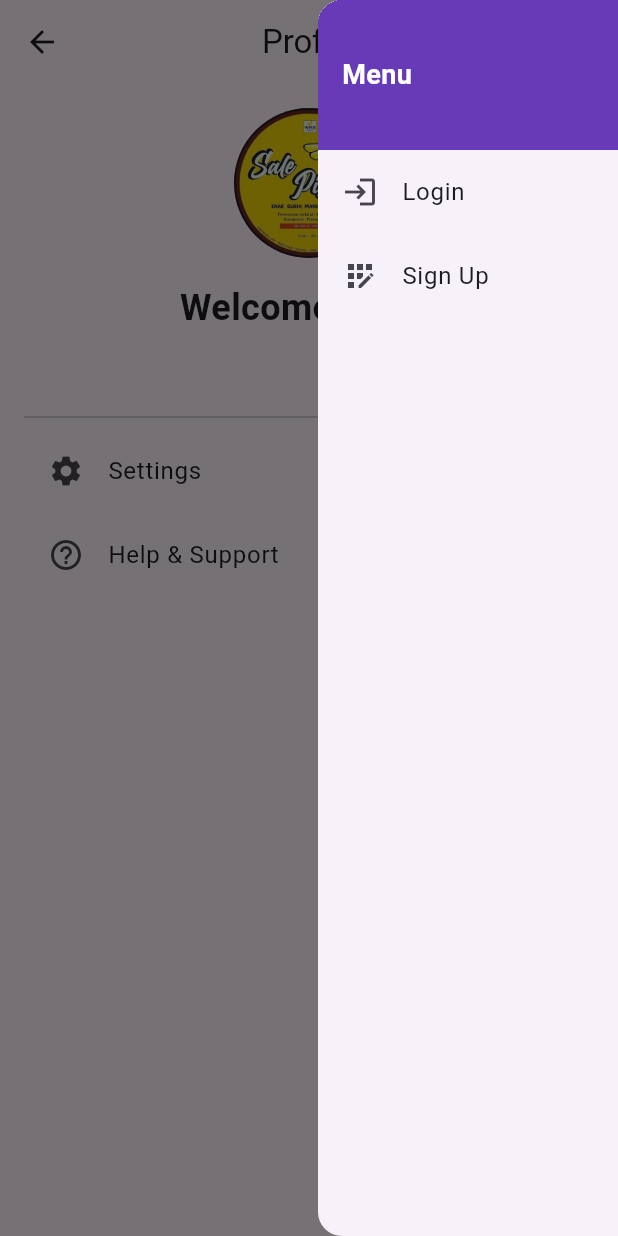
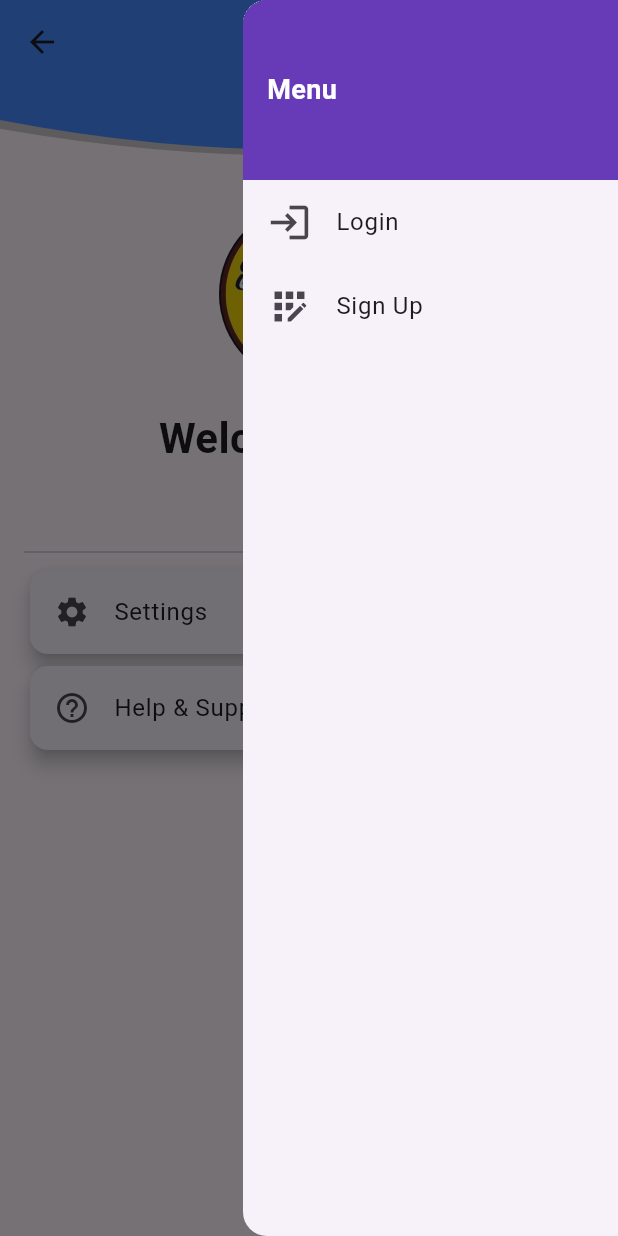
Before and after one commit to Reeyyyh/sale_pisang_malang_mobile, a Flutter app: the ProfilePageView screen opened directly, with the side drawer open, on a phone screen of 412 x 824 dp. Run offline on Flutter 3.47's test engine with Material 3 defaults, Android fonts, the phone set to English and light mode, and no system bars; our stand-ins replace cloud_firestore, firebase_auth, firebase_core, get; missing offline and left inert: curved_navigation_bar_with_label; accounts and stored records are empty.

Commit message:
update home view dan profile view UI

```diff
--- a/lib/app/modules/Page/4_Profile/views/profile_page_view.dart
+++ b/lib/app/modules/Page/4_Profile/views/profile_page_view.dart
@@ -12,9 +12,33 @@ class ProfilePageView extends StatelessWidget {
     final ProfileController profileController = Get.put(ProfileController());
 
     return Scaffold(
-      appBar: AppBar(
-        title: const Text('Profile'),
+      appBar: PreferredSize(
+        preferredSize: const Size.fromHeight(120),
+        child: Stack(
+          children: [
+            // Shadow layer
+            Positioned.fill(
+              child: Transform.scale(
+                scale: 1.10, // Sedikit lebih besar untuk efek bayangan
+                child: ClipPath(
+                  clipper: AppBarClipper(),
+                  child: Container(
+                    color: Colors.black.withOpacity(0.2), // Shadow color
+                  ),
+                ),
+              ),
+            ),
+            // Main AppBar layer
+            ClipPath(
+              clipper: AppBarClipper(),
+              child: AppBar(
+                title: const Text(
+                  'Profile',
+                  style: TextStyle(
+                      fontWeight: FontWeight.bold, color: Colors.white),
+                ),
                 centerTitle: true,
+                backgroundColor: Colors.blueAccent,
                 actions: [
                   Builder(
                     builder: (BuildContext context) {
@@ -28,15 +52,19 @@ class ProfilePageView extends StatelessWidget {
                   ),
                 ],
               ),
+            ),
+          ],
+        ),
+      ),
       endDrawer: Drawer(
-        width: 200,
+        width: 250,
         child: ListView(
           padding: EdgeInsets.zero,
           children: [
             Hero(
               tag: 'drawerToAppBarHero',
               child: Container(
-                height: 100,
+                height: 120,
                 color: Colors.deepPurple,
                 alignment: Alignment.centerLeft,
                 padding: const EdgeInsets.symmetric(horizontal: 16.0),
@@ -54,25 +82,29 @@ class ProfilePageView extends StatelessWidget {
                 return Column(
                   children: [
                     ListTile(
-                      leading: const Icon(Icons.login),
+                      leading: const Icon(
+                        Icons.login,
+                        size: 30,
+                      ),
                       title: const Text('Login'),
                       onTap: () {
                         Navigator.pop(context);
-                        // Get.offAll(() => LoginPageView());
-                        Get.to(() => LoginPageView())?.then((_) {
-                          // Hapus halaman sebelumnya dari stack setelah transisi
+                        Get.to(() => LoginPageView())?.then((_) async {
+                          await Future.delayed(const Duration(seconds: 2));
                           Get.offAll(() => LoginPageView());
                         });
                       },
                     ),
                     ListTile(
-                      leading: const Icon(Icons.app_registration),
+                      leading: const Icon(
+                        Icons.app_registration,
+                        size: 30,
+                      ),
                       title: const Text('Sign Up'),
                       onTap: () {
                         Navigator.pop(context);
-                        // Get.offAll(() => SignUpPageView());
-                        Get.to(() => SignUpPageView())?.then((_) {
-                          // Hapus halaman sebelumnya dari stack setelah transisi
+                        Get.to(() => SignUpPageView())?.then((_) async {
+                          await Future.delayed(const Duration(seconds: 2));
                           Get.offAll(() => SignUpPageView());
                         });
                       },
@@ -96,54 +128,115 @@ class ProfilePageView extends StatelessWidget {
       body: Padding(
         padding: const EdgeInsets.all(16.0),
         child: Column(
+          crossAxisAlignment: CrossAxisAlignment.start,
           children: [
-            const CircleAvatar(
-              radius: 50,
+            const Center(
+              child: CircleAvatar(
+                radius: 60,
                 backgroundImage: AssetImage('assets/img/logo.jpg'),
               ),
+            ),
             const SizedBox(height: 16),
-            // Menampilkan nama pengguna atau "Guest" jika belum login
-            Obx(() => Text(
+            Obx(
+              () => Center(
+                child: Text(
                   profileController.role.value.isEmpty
                       ? 'Welcome Guest'
                       : profileController.userName.value,
                   style: const TextStyle(
-                      fontSize: 24, fontWeight: FontWeight.bold),
-                )),
+                    fontSize: 28,
+                    fontWeight: FontWeight.bold,
+                  ),
+                ),
+              ),
+            ),
             const SizedBox(height: 8),
-            // Menampilkan email jika sudah login
             Obx(() => profileController.role.value.isNotEmpty
-                ? Text(
+                ? Center(
+                    child: Text(
                       profileController.userEmail.value,
                       style: const TextStyle(fontSize: 16, color: Colors.grey),
+                    ),
                   )
                 : Container()),
             const SizedBox(height: 24),
+
             Obx(() {
               if (profileController.role.value == 'admin') {
-                return ElevatedButton.icon(
-                  onPressed: profileController.goToAdminDashboard,
-                  icon: const Icon(Icons.admin_panel_settings),
-                  label: const Text('Admin Dashboard'),
+                return Card(
+                  elevation: 5,
+                  child: ListTile(
+                    leading: const Icon(Icons.admin_panel_settings,
+                        color: Colors.blueAccent),
+                    title: const Text('Admin Dashboard'),
+                    onTap: profileController.goToAdminDashboard,
+                  ),
                 );
               }
-              return Container(); // Jika bukan admin, tampilkan Container kosong
+              return Container();
             }),
             const SizedBox(height: 16),
             const Divider(),
-            ListTile(
+
+            Card(
+              elevation: 5,
+              child: ListTile(
                 leading: const Icon(Icons.settings),
                 title: const Text('Settings'),
                 onTap: () {},
               ),
-            ListTile(
+            ),
+            Card(
+              elevation: 5,
+              child: ListTile(
                 leading: const Icon(Icons.help_outline),
                 title: const Text('Help & Support'),
                 onTap: () {},
               ),
+            ),
+            const SizedBox(height: 24),
+
+            Obx(() {
+              if (profileController.role.value.isNotEmpty) {
+                return ElevatedButton.icon(
+                  onPressed: () {},
+                  icon: const Icon(
+                    Icons.edit,
+                    color: Colors.white,
+                  ),
+                  label: const Text(
+                    'Edit Profile',
+                    style: TextStyle(color: Colors.white),
+                  ),
+                  style: ElevatedButton.styleFrom(
+                    backgroundColor: Colors.blueAccent,
+                    minimumSize: const Size(double.infinity, 40),
+                  ),
+                );
+              }
+              return Container();
+            }),
           ],
         ),
       ),
     );
   }
 }
+
+class AppBarClipper extends CustomClipper<Path> {
+  @override
+  Path getClip(Size size) {
+    final path = Path();
+    path.lineTo(0, size.height - 40);
+    path.quadraticBezierTo(
+      size.width / 2, size.height,
+      size.width, size.height - 40,
+    );
+    path.lineTo(size.width, 0);
+    path.close();
+    return path;
+  }
+
+  @override
+  bool shouldReclip(CustomClipper<Path> oldClipper) => false;
+}
```
Also changed, not shown: lib/app/modules/Page/1_Home/views/home_page_view.dart (+44 -11 lines), lib/app/modules/home/views/start_page_view.dart (+25 -4 lines). Lines whose indentation alone changed are shown as unchanged.
